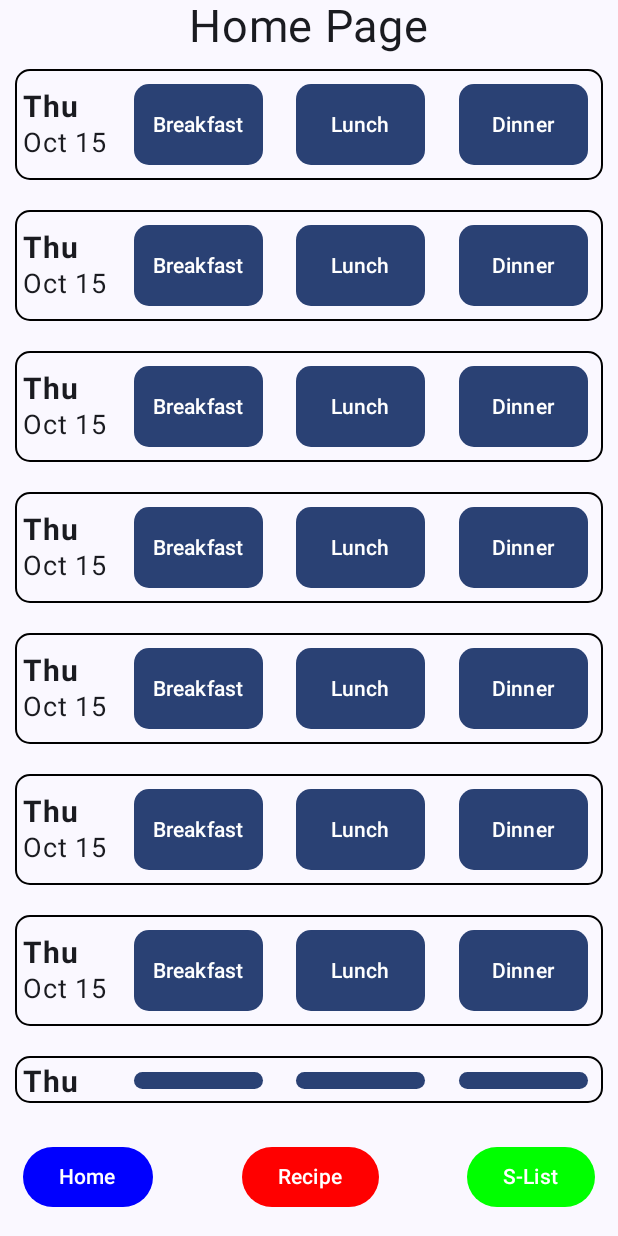
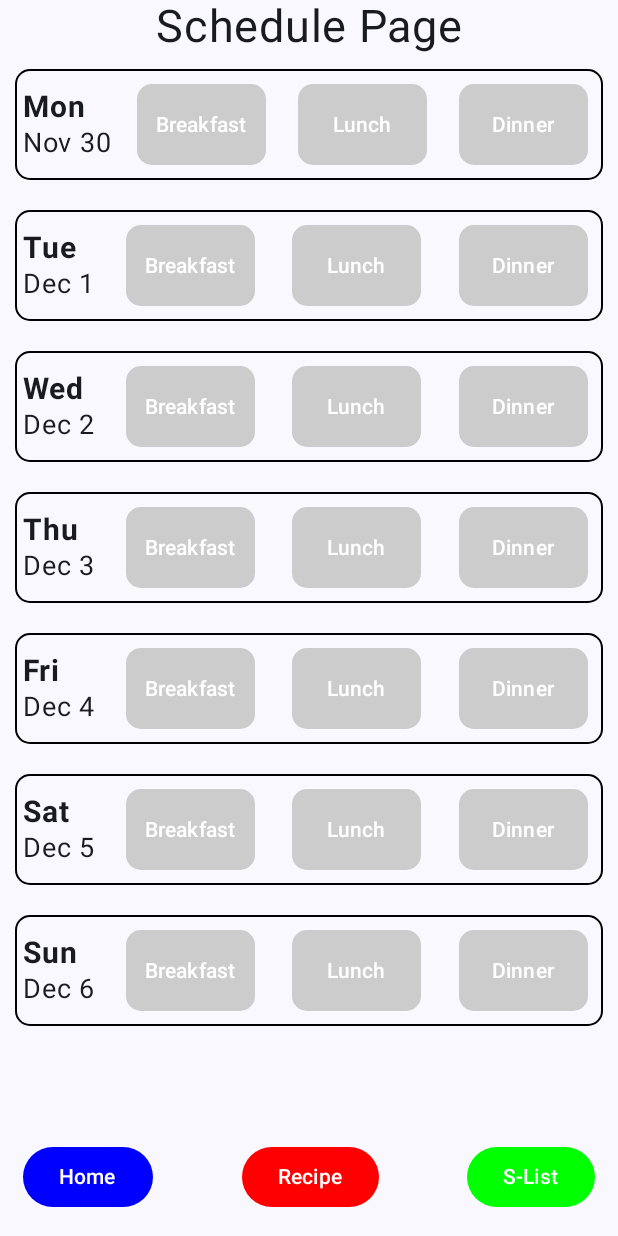
Before and after one commit to AdhDyslexie/meal-prep, an Android app built with Jetpack Compose: the screen it shows after launch (MainActivity), on a phone screen of 412 x 824 dp. Run offline under Robolectric (Android 15) with nearby library versions, the phone set to English and light mode, and no system bars; our stand-ins replace Room's generated code.

Commit message:
Schdule page displaying dates of current week
- Meal buttons will show if there is a meal scheduled

```diff
--- a/app/src/main/java/com/example/meal_planner/MainActivity.kt
+++ b/app/src/main/java/com/example/meal_planner/MainActivity.kt
@@ -8,7 +8,6 @@ import androidx.activity.enableEdgeToEdge
 import androidx.activity.viewModels
 import androidx.compose.foundation.background
 import androidx.compose.foundation.border
-import androidx.compose.foundation.clickable
 import androidx.compose.foundation.layout.Arrangement
 import androidx.compose.foundation.layout.Box
 import androidx.compose.foundation.layout.BoxWithConstraints
@@ -34,7 +33,6 @@ import androidx.compose.material3.ButtonDefaults.buttonColors
 import androidx.compose.material3.Checkbox
 import androidx.compose.material3.DropdownMenu
 import androidx.compose.material3.DropdownMenuItem
-import androidx.compose.material3.Icon
 import androidx.compose.material3.Scaffold
 import androidx.compose.material3.Text
 import androidx.compose.runtime.Composable
@@ -48,7 +46,6 @@ import androidx.compose.runtime.setValue
 import androidx.compose.ui.Alignment
 import androidx.compose.ui.Modifier
 import androidx.compose.ui.graphics.Color
-import androidx.compose.ui.res.painterResource
 import androidx.compose.ui.text.font.FontWeight
 import androidx.compose.ui.tooling.preview.Preview
 import androidx.compose.ui.unit.dp
@@ -56,6 +53,9 @@ import androidx.compose.ui.unit.sp
 import com.example.meal_planner.ui.theme.MealplannerTheme
 import kotlinx.coroutines.launch
 import androidx.compose.foundation.lazy.grid.items
+import kotlinx.datetime.*
+import java.time.format.DateTimeFormatter
+import kotlin.time.Clock
 
 /*
 FUCK ANDROID DATABASES!
@@ -232,14 +232,40 @@ fun BottomNavBar(onPageSelected: (Int) -> Unit) {
 
 @Composable
 fun SchedulePage(modifier: Modifier = Modifier, viewmodel: RecipeViewModel) {
-    Column(modifier = Modifier.fillMaxSize(), horizontalAlignment = Alignment.CenterHorizontally) {
-        Text(text = "Home Page", fontSize = 30.sp)
-        for(i in 0..7) {
-            ScheduleCard()
+    // Get current week days (Mon - Sun)
+    val today = remember { Clock.System.todayIn(TimeZone.currentSystemDefault()) }
+    val weekDays = remember(today) { getWeekDaysFor(today) }
+
+    // Extract LocalDate from weekDays & retrieve recipe schedule
+    val weekDates = remember(weekDays) { weekDays.map {it.date}.toSet() }
+    val rawSchedule = viewmodel.getAllScheduledInfo().collectAsState(emptyList()).value
+
+    val filteredSchedule = remember(rawSchedule, weekDates) {
+        rawSchedule
+            .map { it.toScheduledRecipeInfo() }
+            .filter { it.date in weekDates }
+    }
+    val scheduleByDate = remember(filteredSchedule) {
+        filteredSchedule.groupBy { it.date }
+    }
+    Log.i("DateTest", "Filtered Schedule: $scheduleByDate")
+
+    Column(
+        modifier = Modifier.fillMaxSize(),
+        horizontalAlignment = Alignment.CenterHorizontally
+    ) {
+        Text(text = "Schedule Page", fontSize = 30.sp)
+
+        // Display a ScheduleCard for each day of the week
+        weekDays.forEach { dayCell ->
+            ScheduleCard(
+                dayOfWeek = dayCell.date.toJavaLocalDate().format(DateTimeFormatter.ofPattern("EEE")), // e.g. Sun
+                dateText = dayCell.date.toJavaLocalDate().format(DateTimeFormatter.ofPattern("MMM d")), // e.g. Oct 25
+                scheduledMeals = scheduleByDate[dayCell.date] ?: emptyList()
+            )
         }
     }
 }
-
 
 
 @Composable
@@ -378,6 +404,144 @@ fun RecipePage(modifier: Modifier = Modifier, viewmodel: RecipeViewModel) {
 }
 
 @Composable
+fun ShoppingListPage(modifier: Modifier = Modifier, viewmodel: RecipeViewModel) {
+    Column(modifier = Modifier.fillMaxSize(), horizontalAlignment = Alignment.CenterHorizontally) {
+        Text(text = "Shopping List Page", fontSize = 30.sp)
+    }
+}
+
+@Composable
+fun ScheduleCard(dayOfWeek: String, dateText: String, scheduledMeals: List<ScheduledRecipeInfo> = emptyList()) {
+    /*
+    - Day of week should be queried & then displays
+    - Date should be queried & then displayed
+    - Buttons should open an overlay with the meals details that was assigned to it
+        - Details collected from a database
+    - If nothing is assigned to a button its state should be set to hidden
+    */
+
+    // Find scheduled meal for each meal type on this day
+    val breakfast = scheduledMeals.find { it.mealType.equals("BREAKFAST", ignoreCase = true) }
+    val lunch = scheduledMeals.find { it.mealType.equals("LUNCH", ignoreCase = true) }
+    val dinner = scheduledMeals.find { it.mealType.equals("DINNER", ignoreCase = true) }
+
+    Row(modifier = Modifier
+        .fillMaxWidth()
+        .padding(10.dp)
+        .border(1.dp, color = Color.Black, shape = RoundedCornerShape(10.dp)),
+        verticalAlignment = Alignment.CenterVertically,
+        horizontalArrangement = Arrangement.SpaceBetween)
+    {
+        Column(modifier = Modifier.padding(5.dp), horizontalAlignment = Alignment.Start) {
+            Text(text = dayOfWeek, fontSize = 20.sp, fontWeight = FontWeight.Bold) // Display DoW
+            Text(text = dateText, fontSize = 18.sp) // Display the date of the meal
+        }
+        ScheduleButton(
+            name = "Breakfast",
+            onClick = { Log.i("ScheduleCard", "Breakfast clicked: ${breakfast?.recipeInfo?.name}") },
+            isScheduled = breakfast != null
+        )
+        ScheduleButton(
+            name = "Lunch",
+            onClick = { Log.i("ScheduleCard", "Lunch clicked: ${lunch?.recipeInfo?.name}") },
+            isScheduled = lunch != null
+        )
+        ScheduleButton(
+            name = "Dinner",
+            onClick = { Log.i("ScheduleCard", "Dinner clicked: ${dinner?.recipeInfo?.name}") },
+            isScheduled = dinner != null
+        )
+    }
+}
+
+@Composable
+fun ScheduleButton(name: String, onClick: () -> Unit, isScheduled: Boolean = false) {
+    Button(
+        enabled = true, // get from state variable
+        modifier = Modifier
+            .padding(10.dp)
+            .size(86.dp, 54.dp),
+        colors = if (isScheduled) buttonColors(Color.Cyan) else buttonColors(Color.LightGray),
+        contentPadding = PaddingValues(10.dp),
+        shape = RoundedCornerShape(10.dp),
+        onClick = onClick)
+    {
+        Text(name)
+    }
+}
+
+@Composable
+fun RecipeCard(recipeInfo: RecipeInfo) {
+    /*
+    Needs a:
+    - Constrained box
+    - Title
+    - Image (when added)
+    - Button (transparent) that fills the whole box
+    */
+
+    BoxWithConstraints(
+        modifier = Modifier
+            .fillMaxSize()
+            .aspectRatio(1.3f)
+            .background(Color.LightGray, shape = RoundedCornerShape(10.dp))
+            .border(1.dp, color = Color.Black, shape = RoundedCornerShape(10.dp))
+        ,
+        contentAlignment = Alignment.TopCenter
+//            .graphicsLayer { rotationY = angle; clip = false },
+    ) {
+        // box constraints
+        val width = constraints.maxWidth
+        val height = constraints.maxHeight
+
+//        val bitmap = remember { mutableStateOf<Bitmap?>(null) }
+       /* LaunchedEffect(index, width, height) {
+            bitmap.value = viewModel.loadScaledImage(contentResolver, index, width, height)
+        }*/
+//        if (bitmap.value != null) {
+//            Image(
+//                bitmap.value!!.asImageBitmap(),
+//                contentDescription = "",
+//                contentScale = ContentScale.Crop,
+//                modifier = Modifier.fillMaxSize()
+//            )
+        Text(text = recipeInfo.name, fontSize = 16.sp)
+
+        Button(
+            shape = RoundedCornerShape(10.dp),
+            onClick = {
+                /*  if (index < viewModel.imageList.size) {
+                       viewModel.currentImage = viewModel.imageList[index]
+                       viewModel.currentImageIdx = index
+                       onClick()
+                       coroutineScope.launch {
+                           pagerState.animateScrollToPage(1)
+                       }
+                   }*/
+                // TODO: Open RecipeDetials()
+            },
+            modifier = Modifier
+                .align(Alignment.Center)
+                .fillMaxSize(),
+
+            content = { Text(text = "") },
+            colors = ButtonColors(
+                Color.Transparent,
+                Color.Transparent,
+                Color.Transparent,
+                Color.Transparent
+            )
+        )
+//        } else {
+//            Text(
+//                text = "Loading image...",
+//                modifier = Modifier.align(Alignment.Center)
+//            )
+//        }
+    }
+}
+
+@Composable
 fun SingleSelectDropdown(
     label: String,
     options: List<String>,
@@ -456,126 +620,6 @@ fun MultiSelectDropdown(
     }
 }
 
-@Composable
-fun ShoppingListPage(modifier: Modifier = Modifier, viewmodel: RecipeViewModel) {
-    Column(modifier = Modifier.fillMaxSize(), horizontalAlignment = Alignment.CenterHorizontally) {
-        Text(text = "Shopping List Page", fontSize = 30.sp)
-    }
-}
-
-@Composable
-fun ScheduleCard() {
-    /*
-    - Day of week should be queried & then displays
-    - Date should be queried & then displayed
-    - Buttons should open an overlay with the meals details that was assigned to it
-        - Details collected from a database
-    - If nothing is assigned to a button its state should be set to hidden
-    */
-    Row(modifier = Modifier
-        .fillMaxWidth()
-        .padding(10.dp)
-        .border(1.dp, color = Color.Black, shape = RoundedCornerShape(10.dp)),
-        verticalAlignment = Alignment.CenterVertically,
-        horizontalArrangement = Arrangement.SpaceBetween)
-    {
-        Column(modifier = Modifier.padding(5.dp), horizontalAlignment = Alignment.Start) {
-            Text(text = "Thu", fontSize = 20.sp, fontWeight = FontWeight.Bold) // Display DoW
-            Text(text = "Oct 15", fontSize = 18.sp) // Display the date of the meal
-        }
-        ScheduleButton("Breakfast", { Log.i("MealCard", "Breakfast Btn") })
-        ScheduleButton("Lunch", { Log.i("MealCard", "Lunch Btn") });
-        ScheduleButton("Dinner", { Log.i("MealCard", "Dinner Btn") });
-    }
-}
-
-@Composable
-fun ScheduleButton(name: String, onClick: () -> Unit) {
-    Button(
-        enabled = true, // get from state variable
-        modifier = Modifier
-            .padding(10.dp)
-            .size(86.dp, 54.dp),
-//        colors = buttonColors(Color.Blue),
-        contentPadding = PaddingValues(10.dp),
-        shape = RoundedCornerShape(10.dp),
-        onClick = onClick)
-    {
-        Text(name)
-    }
-}
-
-@Composable
-fun RecipeCard(recipeInfo: RecipeInfo) {
-    /*
-    Needs a:
-    - Constrained box
-    - Title
-    - Image (when added)
-    - Button (transparent) that fills the whole box
-    */
-
-    BoxWithConstraints(
-        modifier = Modifier
-            .fillMaxSize()
-            .aspectRatio(1.3f)
-            .background(Color.LightGray, shape = RoundedCornerShape(10.dp))
-            .border(1.dp, color = Color.Black, shape = RoundedCornerShape(10.dp))
-        ,
-        contentAlignment = Alignment.TopCenter
-//            .graphicsLayer { rotationY = angle; clip = false },
-    ) {
-        // box constraints
-        val width = constraints.maxWidth
-        val height = constraints.maxHeight
-
-//        val bitmap = remember { mutableStateOf<Bitmap?>(null) }
-       /* LaunchedEffect(index, width, height) {
-            bitmap.value = viewModel.loadScaledImage(contentResolver, index, width, height)
-        }*/
-//        if (bitmap.value != null) {
-//            Image(
-//                bitmap.value!!.asImageBitmap(),
-//                contentDescription = "",
-//                contentScale = ContentScale.Crop,
-//                modifier = Modifier.fillMaxSize()
-//            )
-        Text(text = recipeInfo.name, fontSize = 16.sp)
-
-        Button(
-            shape = RoundedCornerShape(10.dp),
-            onClick = {
-                /*  if (index < viewModel.imageList.size) {
-                       viewModel.currentImage = viewModel.imageList[index]
-                       viewModel.currentImageIdx = index
-                       onClick()
-                       coroutineScope.launch {
-                           pagerState.animateScrollToPage(1)
-                       }
-                   }*/
-                // TODO: Open RecipeDetials()
-            },
-            modifier = Modifier
-                .align(Alignment.Center)
-                .fillMaxSize(),
-
-            content = { Text(text = "") },
-            colors = ButtonColors(
-                Color.Transparent,
-                Color.Transparent,
-                Color.Transparent,
-                Color.Transparent
-            )
-        )
-//        } else {
-//            Text(
-//                text = "Loading image...",
-//                modifier = Modifier.align(Alignment.Center)
-//            )
-//        }
-    }
-
-}
 
 @Preview(showBackground = true, showSystemUi = true)
 @Composable
@@ -609,3 +653,29 @@ fun RecipeDetials() {
         }
     }
 }
+
+data class DayCellInfo(
+    val date: LocalDate,
+    val month: Month,
+    val dayOfMonth: Int,
+    val dayOfWeek: DayOfWeek
+)
+
+fun getWeekDaysFor(targetDate: LocalDate): List<DayCellInfo> {
+    // 1. Find the offset from Monday (ISO day number: Monday = 1, Sunday = 7)
+    val daysFromMonday = targetDate.dayOfWeek.isoDayNumber - 1
+
+    // 2. Subtract those days to land precisely on Monday of this week
+    val monday = targetDate.minus(daysFromMonday, DateTimeUnit.DAY)
+
+    // 3. Loop through 0 to 6 to generate Monday through Sunday
+    return (0..6).map { offset ->
+        val currentDay = monday.plus(offset, DateTimeUnit.DAY)
+        DayCellInfo(
+            date = currentDay,
+            month = currentDay.month,
+            dayOfMonth = currentDay.dayOfMonth,
+            dayOfWeek = currentDay.dayOfWeek
+        )
+    }
+}
```
